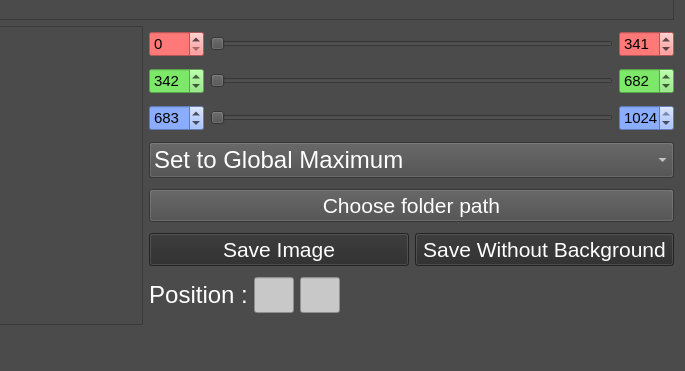
Above: gui/views/AffichageRGBUi.ui from PyMarc2/OceanOpticsSpectroViewer before the change; both pictures show x 393 to 1078 and y 325 to 696 of the 1078 by 696 pixel window. Below: the same form after it.
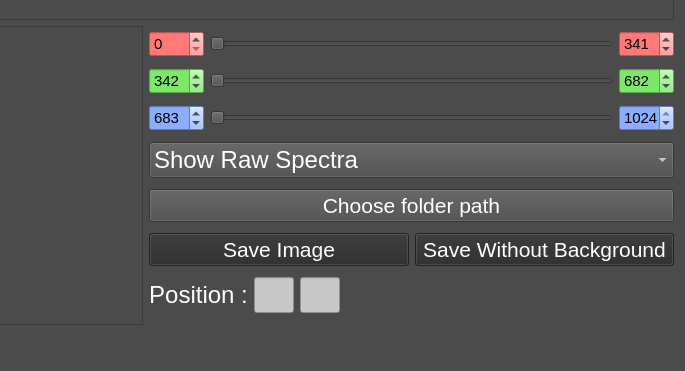
That is the form after the change. Custom widgets are drawn as their Qt base class.

Commit message: Change variables name and some GUI name

```diff
--- a/gui/views/AffichageRGBUi.ui
+++ b/gui/views/AffichageRGBUi.ui
@@ -305,7 +305,7 @@
                </property>
                <item>
                 <property name="text">
-                 <string>Set to Global Maximum</string>
+                 <string>Show Raw Spectra</string>
                 </property>
                </item>
                <item>
```
Left out of the diff: 2 changed lines with no effect on the pictures. The commit also changes 5 other files.
